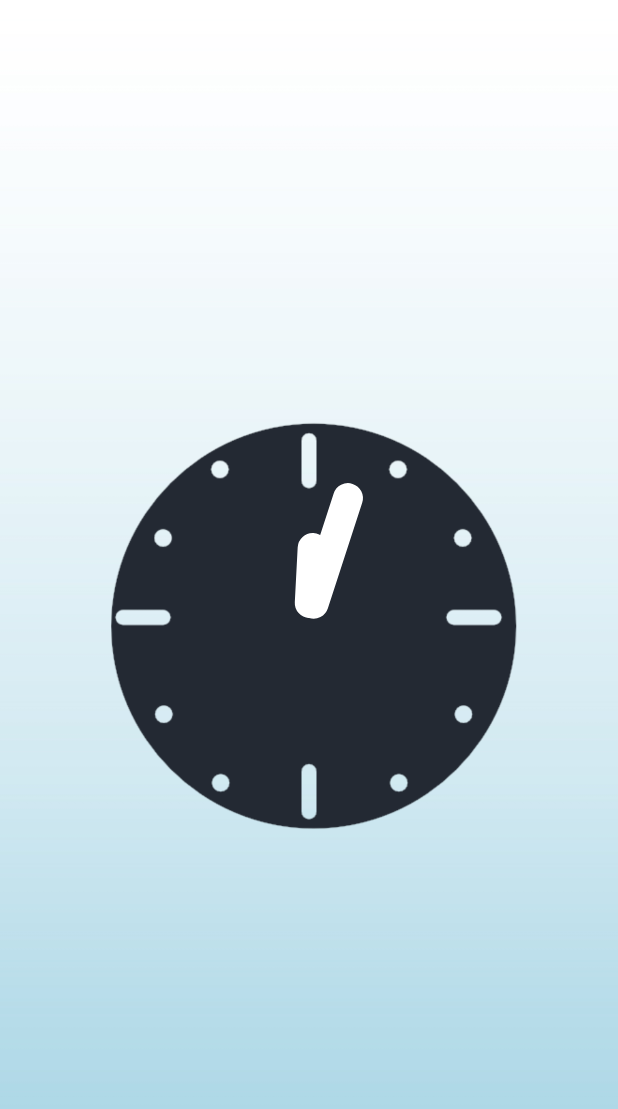
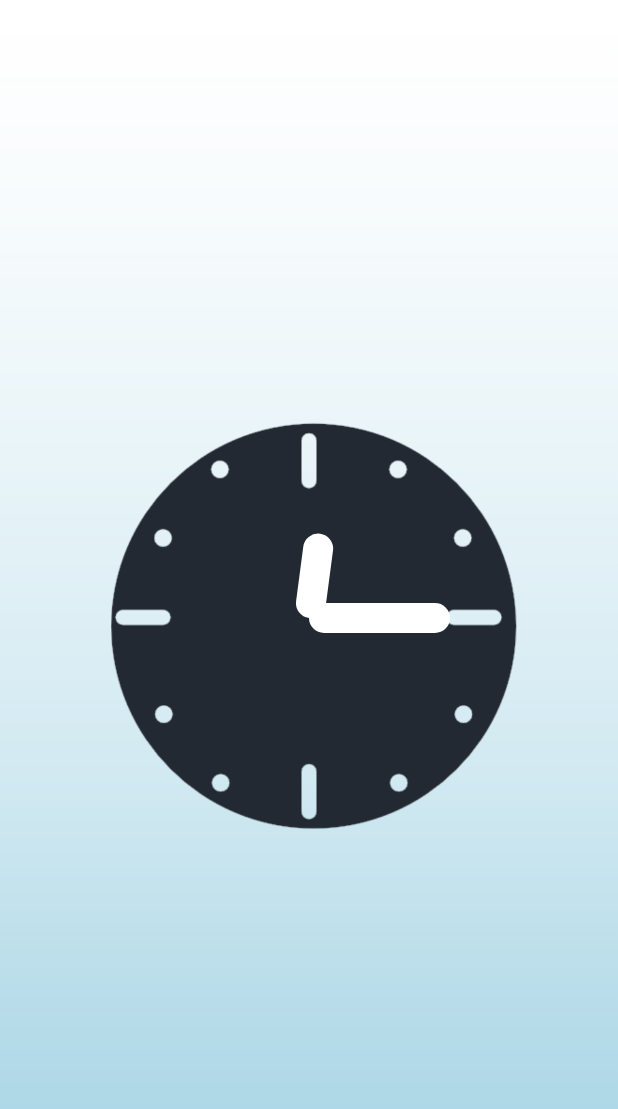
Before and after one commit to Kinroadzxc/Feelit, an Android app: the layout activity_alarm.xml on its own in the app's theme, with its tools: preview values and no code run, on a phone screen of 412 x 824 dp. Shown: the top 1109 px of the screen. Run offline under Robolectric (Android 15) with nearby library versions, the phone set to English and light mode, and no system bars.

Commit message:
The half finished version

```diff
--- a/app/src/main/java/com/kinroad/feelit/ClockView.java
+++ b/app/src/main/java/com/kinroad/feelit/ClockView.java
@@ -13,10 +13,10 @@ import android.view.View;
 public class ClockView extends View {
 
     private Bitmap back;
-    public static int screenWidth,screenHeight,width,heihgt;
+    public static int screenWidth,screenHeight,width,heihgt,setHour,setMinute;
     private RectF hour,minute;
     //即时刷新的时、分、上下午
-    public static double minuteRadian,hourRadian,setHour,setMinute;
+    public static double minuteRadian,hourRadian;
     public static String setPA;
 
     public ClockView(Context context, AttributeSet attrs) {
@@ -44,7 +44,7 @@ public class ClockView extends View {
 
         //获取时针分针角度
         minuteRadian = setMinute * 6.0;
-        hourRadian = (setHour+setMinute/60) * 30.0;
+        hourRadian = (setHour+setMinute/60.0) * 30.0;
 
         //绘制分针
         canvas.save();
```
Also changed, not shown: app/src/main/java/com/kinroad/feelit/AlarmActivity.java (+26 -18 lines).
